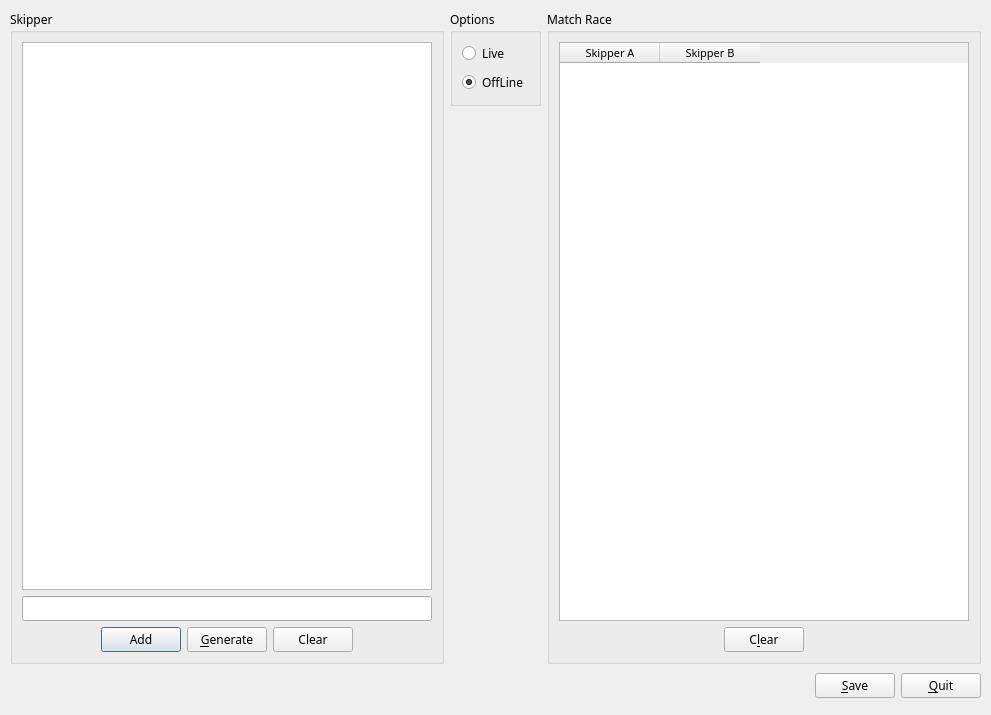
Above: MatchRace/mainwin.ui from BackupTheBerlios/sailforlinux-svn before the change. Below: the same form after it.
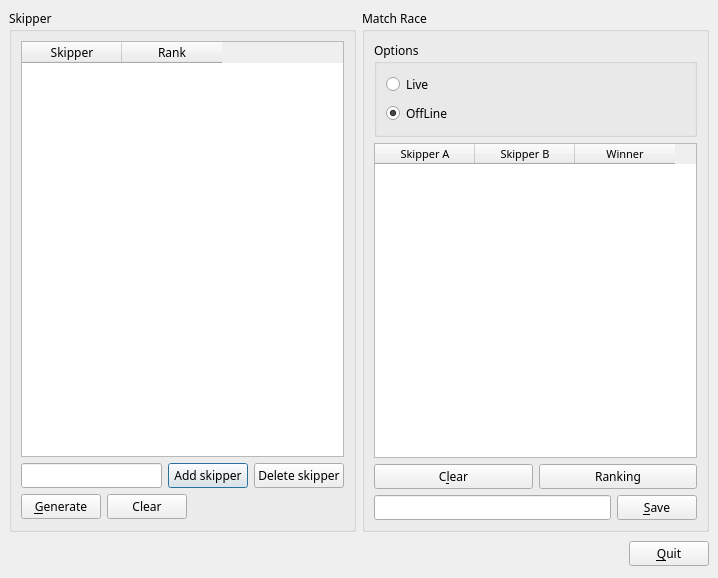
That is the form after the change.

Commit message: - polished the gui - added the makefile for win - updated the ToDo

What changed in the file:
```diff
--- a/MatchRace/mainwin.ui
+++ b/MatchRace/mainwin.ui
@@ -8,8 +8,8 @@
    <rect>
     <x>0</x>
     <y>0</y>
-    <width>991</width>
-    <height>715</height>
+    <width>718</width>
+    <height>578</height>
    </rect>
   </property>
   <property name="font" >
@@ -26,18 +26,9 @@
   <property name="windowTitle" >
    <string>Dialog</string>
   </property>
-  <widget class="QWidget" name="" >
-   <property name="geometry" >
-    <rect>
-     <x>10</x>
-     <y>10</y>
-     <width>971</width>
-     <height>691</height>
-    </rect>
-   </property>
    <layout class="QVBoxLayout" >
     <property name="margin" >
-     <number>0</number>
+    <number>9</number>
     </property>
     <property name="spacing" >
      <number>6</number>
@@ -63,14 +54,21 @@
           <number>6</number>
          </property>
          <item>
-          <widget class="QListWidget" name="L_SkipperList" >
-           <property name="cursor" >
-            <cursor>0</cursor>
+         <widget class="QTableWidget" name="T_SkipperList" >
+          <column>
+           <property name="text" >
+            <string>Skipper</string>
            </property>
+          </column>
+          <column>
+           <property name="text" >
+            <string>Rank</string>
+           </property>
+          </column>
           </widget>
          </item>
          <item>
-          <layout class="QVBoxLayout" >
+         <layout class="QHBoxLayout" >
            <property name="margin" >
             <number>0</number>
            </property>
@@ -81,33 +79,29 @@
             <widget class="QLineEdit" name="T_SkipperName" />
            </item>
            <item>
-            <layout class="QHBoxLayout" >
-             <property name="margin" >
-              <number>0</number>
-             </property>
-             <property name="spacing" >
-              <number>6</number>
-             </property>
-             <item>
-              <spacer>
-               <property name="orientation" >
-                <enum>Qt::Horizontal</enum>
-               </property>
-               <property name="sizeHint" >
-                <size>
-                 <width>40</width>
-                 <height>20</height>
-                </size>
-               </property>
-              </spacer>
-             </item>
-             <item>
               <widget class="QPushButton" name="B_AddSkipper" >
                <property name="text" >
-                <string>Add</string>
+             <string>Add skipper</string>
                </property>
               </widget>
              </item>
+          <item>
+           <widget class="QPushButton" name="B_DelSkipper" >
+            <property name="text" >
+             <string>Delete skipper</string>
+            </property>
+           </widget>
+          </item>
+         </layout>
+        </item>
+        <item>
+         <layout class="QHBoxLayout" >
+          <property name="margin" >
+           <number>0</number>
+          </property>
+          <property name="spacing" >
+           <number>6</number>
+          </property>
              <item>
               <widget class="QPushButton" name="B_Generate" >
                <property name="text" >
@@ -119,7 +113,7 @@
               </widget>
              </item>
              <item>
-              <widget class="QPushButton" name="b_ClearSkipper" >
+           <widget class="QPushButton" name="B_ClearSkipper" >
                <property name="text" >
                 <string>Clear</string>
                </property>
@@ -133,7 +127,7 @@
                <property name="sizeHint" >
                 <size>
                  <width>40</width>
-                 <height>20</height>
+              <height>26</height>
                 </size>
                </property>
               </spacer>
@@ -141,14 +135,16 @@
             </layout>
            </item>
           </layout>
-         </item>
-        </layout>
        </widget>
       </item>
       <item>
+      <widget class="QGroupBox" name="groupBox_2" >
+       <property name="title" >
+        <string>Match Race</string>
+       </property>
        <layout class="QVBoxLayout" >
         <property name="margin" >
-         <number>0</number>
+         <number>9</number>
         </property>
         <property name="spacing" >
          <number>6</number>
@@ -189,33 +185,6 @@
          </widget>
         </item>
         <item>
-         <spacer>
-          <property name="orientation" >
-           <enum>Qt::Vertical</enum>
-          </property>
-          <property name="sizeHint" >
-           <size>
-            <width>20</width>
-            <height>40</height>
-           </size>
-          </property>
-         </spacer>
-        </item>
-       </layout>
-      </item>
-      <item>
-       <widget class="QGroupBox" name="groupBox_2" >
-        <property name="title" >
-         <string>Match Race</string>
-        </property>
-        <layout class="QVBoxLayout" >
-         <property name="margin" >
-          <number>9</number>
-         </property>
-         <property name="spacing" >
-          <number>6</number>
-         </property>
-         <item>
           <widget class="QTableWidget" name="T_MatchRaceList" >
            <property name="sizePolicy" >
             <sizepolicy>
@@ -240,7 +209,7 @@
             <enum>QAbstractItemView::SingleSelection</enum>
            </property>
            <property name="columnCount" >
-            <number>2</number>
+           <number>3</number>
            </property>
            <column>
             <property name="text" >
@@ -252,9 +221,22 @@
              <string>Skipper B</string>
             </property>
            </column>
+          <column>
+           <property name="text" >
+            <string>Winner</string>
+           </property>
+          </column>
           </widget>
          </item>
          <item>
+         <layout class="QVBoxLayout" >
+          <property name="margin" >
+           <number>0</number>
+          </property>
+          <property name="spacing" >
+           <number>6</number>
+          </property>
+          <item>
           <layout class="QHBoxLayout" >
            <property name="margin" >
             <number>0</number>
@@ -263,20 +245,7 @@
             <number>6</number>
            </property>
            <item>
-            <spacer>
-             <property name="orientation" >
-              <enum>Qt::Horizontal</enum>
-             </property>
-             <property name="sizeHint" >
-              <size>
-               <width>40</width>
-               <height>20</height>
-              </size>
-             </property>
-            </spacer>
-           </item>
-           <item>
-            <widget class="QPushButton" name="b_ClearMatchRace" >
+             <widget class="QPushButton" name="B_ClearMatchRace" >
              <property name="text" >
               <string>C&amp;lear</string>
              </property>
@@ -286,21 +255,10 @@
             </widget>
            </item>
            <item>
-            <spacer>
-             <property name="orientation" >
-              <enum>Qt::Horizontal</enum>
-             </property>
-             <property name="sizeHint" >
-              <size>
-               <width>40</width>
-               <height>20</height>
-              </size>
-             </property>
-            </spacer>
-           </item>
-          </layout>
-         </item>
-        </layout>
+             <widget class="QPushButton" name="B_Ranking" >
+              <property name="text" >
+               <string>Ranking</string>
+              </property>
        </widget>
       </item>
      </layout>
@@ -314,17 +272,7 @@
        <number>6</number>
       </property>
       <item>
-       <spacer>
-        <property name="orientation" >
-         <enum>Qt::Horizontal</enum>
-        </property>
-        <property name="sizeHint" >
-         <size>
-          <width>131</width>
-          <height>31</height>
-         </size>
-        </property>
-       </spacer>
+             <widget class="QLineEdit" name="E_FileName" />
       </item>
       <item>
        <widget class="QPushButton" name="B_Save" >
@@ -336,6 +284,36 @@
         </property>
        </widget>
       </item>
+           </layout>
+          </item>
+         </layout>
+        </item>
+       </layout>
+      </widget>
+     </item>
+    </layout>
+   </item>
+   <item>
+    <layout class="QHBoxLayout" >
+     <property name="margin" >
+      <number>0</number>
+     </property>
+     <property name="spacing" >
+      <number>6</number>
+     </property>
+     <item>
+      <spacer>
+       <property name="orientation" >
+        <enum>Qt::Horizontal</enum>
+       </property>
+       <property name="sizeHint" >
+        <size>
+         <width>300</width>
+         <height>31</height>
+        </size>
+       </property>
+      </spacer>
+     </item>
       <item>
        <widget class="QPushButton" name="okButton" >
         <property name="focusPolicy" >
@@ -353,7 +331,6 @@
     </item>
    </layout>
   </widget>
- </widget>
  <pixmapfunction></pixmapfunction>
  <tabstops>
   <tabstop>T_SkipperName</tabstop>
```
Left out of the diff: 17 changed lines with no effect on the pictures. Lines whose indentation alone changed are shown as unchanged. The commit also changes 4 other files.
